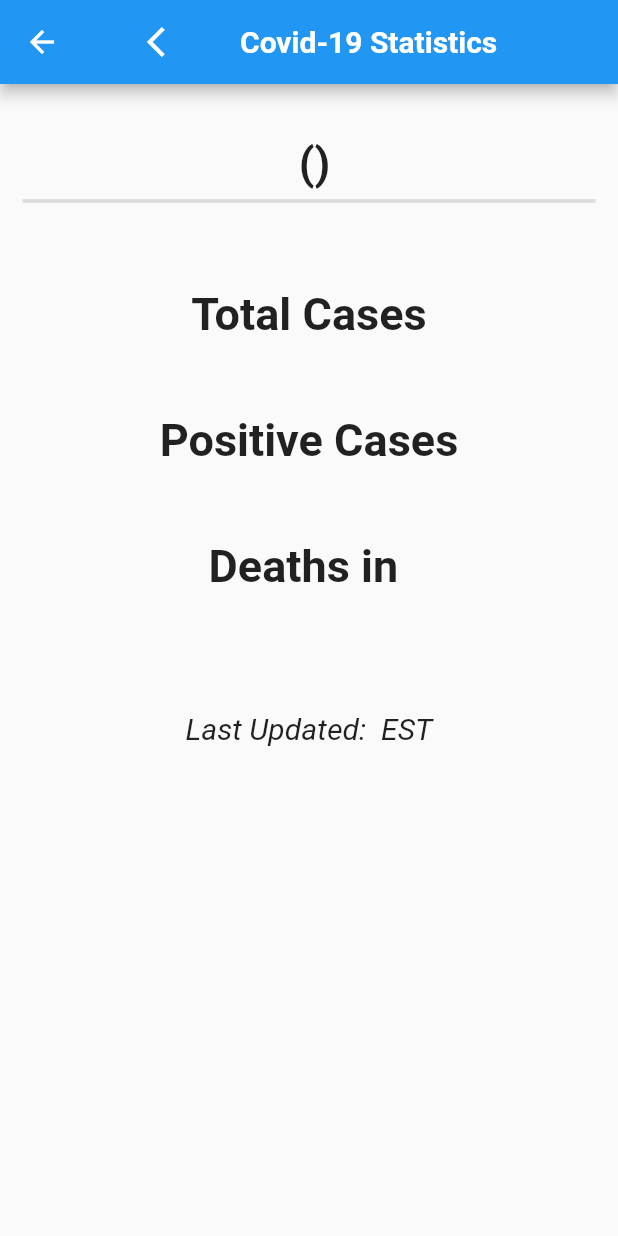
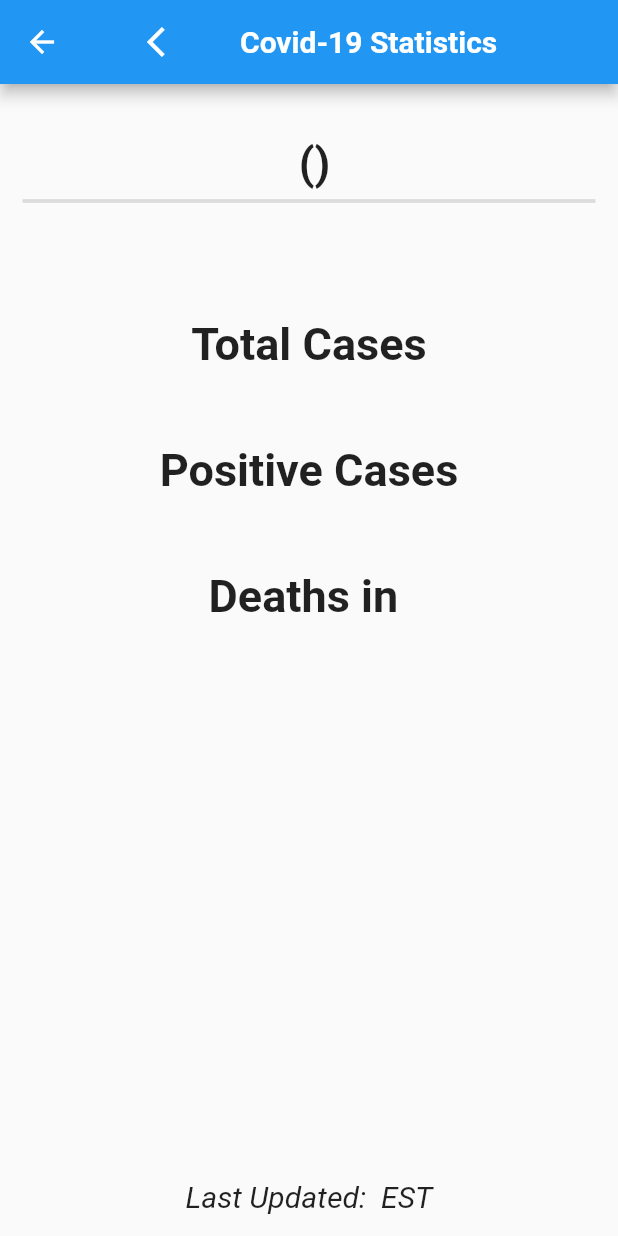
Before and after one commit to kylejava/USCovid19Tracker, a Flutter app: the DisplayState screen opened directly with empty values, on a phone screen of 412 x 824 dp. Run offline on Flutter 3.47's test engine with Material 2 defaults, Android fonts, the phone set to English and light mode, and no system bars; our stand-ins replace flutter_spinkit.

```diff
--- a/lib/pages/info.dart
+++ b/lib/pages/info.dart
@@ -9,8 +9,9 @@ class _InfoState extends State<Info> {
   @override
   Widget build(BuildContext context) {
     return Scaffold(
-      body: Center(
-        child: Text('Info Page'),
+      appBar: AppBar(
+        title: Text('Information'),
+        centerTitle: true,
       ),
     );
   }
--- a/lib/pages/state.dart
+++ b/lib/pages/state.dart
@@ -56,7 +56,7 @@ class _DisplayStateState extends State<DisplayState> {
             ),
             Divider(thickness: 2.5,),
 
-            SizedBox(height: 50.0,),
+            SizedBox(height: 70.0,),
             Text( // Total Cases
               'Total Cases',
               style: TextStyle(
@@ -90,7 +90,7 @@ class _DisplayStateState extends State<DisplayState> {
 
             SizedBox(height: 20.0,),
             Text( // Total Deaths
-              'Deaths in ' + stat['InitialOfState'] ,
+              'Deaths in ' + stat['NameOfState'] ,
               style: TextStyle(
                 fontWeight: FontWeight.bold,
                 fontSize: 30.0,
@@ -105,11 +105,16 @@ class _DisplayStateState extends State<DisplayState> {
             ),
 
             SizedBox(height: 50.0,),
-            Text( // Last Updated
-              'Last Updated: ' + stat['LastUpdated'] +' EST',
-              style: TextStyle(
-                fontStyle: FontStyle.italic,
-                fontSize: 20.0,
+            Expanded(
+              child: Align(
+                alignment: FractionalOffset.bottomCenter,
+                child: Text( // Last Updated
+                  'Last Updated: ' + stat['LastUpdated'] +' EST',
+                  style: TextStyle(
+                    fontStyle: FontStyle.italic,
+                    fontSize: 20.0,
+                  ),
+                ),
               ),
             ),
           ],
```
Also changed, not shown: lib/pages/stateslist.dart (+14 -0 lines).
